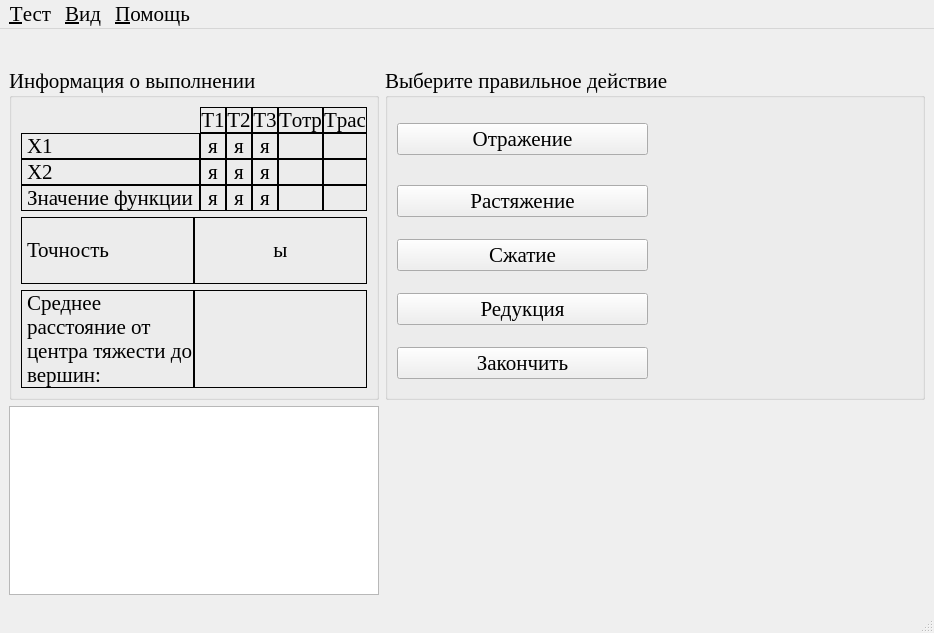
First picture: the form in optimizationmethods/ui/NeMi.ui, repository Eliminationzx/optimizationmethods, before the edit.
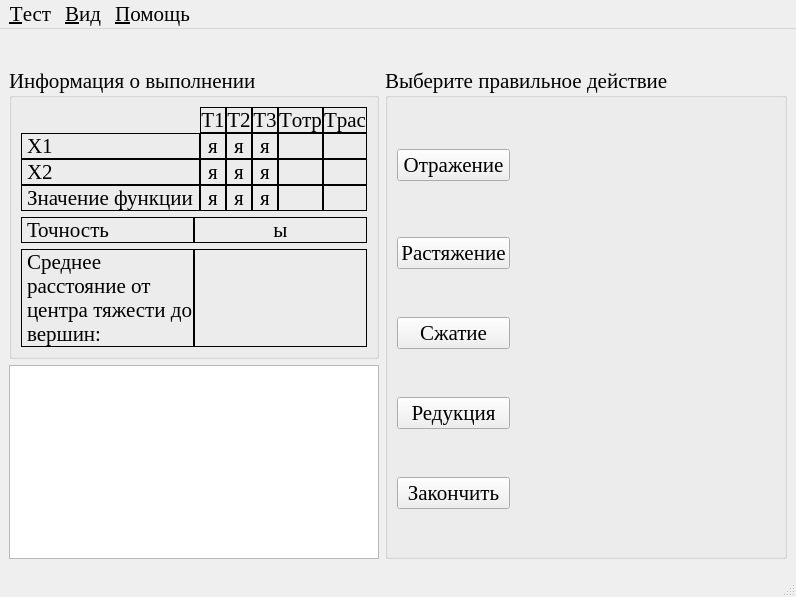
Second picture: the form after the edit. Icons and pictures are not drawn.

Commit message: Поправил компановку виджетов на форме для Нелдора-Мида

Diff of the .ui file:
```diff
--- a/optimizationmethods/ui/NeMi.ui
+++ b/optimizationmethods/ui/NeMi.ui
@@ -9,8 +9,8 @@
    <rect>
     <x>0</x>
     <y>0</y>
-    <width>934</width>
-    <height>633</height>
+    <width>768</width>
+    <height>597</height>
    </rect>
   </property>
   <property name="font">
@@ -27,15 +27,19 @@
     <normaloff>:/icon/icon.bmp</normaloff>:/icon/icon.bmp</iconset>
   </property>
   <widget class="QWidget" name="centralwidget">
-   <layout class="QGridLayout" name="gridLayout_6" columnstretch="1,2" rowminimumheight="0,0,1">
-    <item row="0" column="0" colspan="2">
+   <layout class="QVBoxLayout" name="verticalLayout" stretch="0,1">
+    <item>
      <widget class="QLabel" name="func">
       <property name="alignment">
        <set>Qt::AlignCenter</set>
       </property>
      </widget>
     </item>
-    <item row="1" column="0">
+    <item>
+     <layout class="QHBoxLayout" name="horizontalLayout_5">
+      <item>
+       <layout class="QVBoxLayout" name="verticalLayout_2" stretch="0,1">
+        <item>
      <widget class="QGroupBox" name="groupBox_2">
       <property name="title">
        <string>Информация о выполнении</string>
@@ -464,7 +468,20 @@
       </layout>
      </widget>
     </item>
-    <item row="1" column="1">
+        <item>
+         <widget class="QTextBrowser" name="LogTxtBrsr">
+          <property name="font">
+           <font>
+            <pointsize>14</pointsize>
+           </font>
+          </property>
+         </widget>
+        </item>
+       </layout>
+      </item>
+      <item>
+       <layout class="QVBoxLayout" name="verticalLayout_3" stretch="0">
+        <item>
      <widget class="QGroupBox" name="groupBox_3">
       <property name="title">
        <string>Выберите правильное действие</string>
@@ -472,7 +489,7 @@
       <property name="checkable">
        <bool>false</bool>
       </property>
-      <layout class="QGridLayout" name="gridLayout" columnstretch="1,1">
+          <layout class="QGridLayout" name="gridLayout" columnstretch="0,1">
        <item row="0" column="1" rowspan="5">
         <widget class="QStackedWidget" name="stackedWidget">
          <property name="currentIndex">
@@ -872,14 +889,9 @@
       </layout>
      </widget>
     </item>
-    <item row="2" column="0">
-     <widget class="QTextBrowser" name="LogTxtBrsr">
-      <property name="font">
-       <font>
-        <pointsize>14</pointsize>
-       </font>
-      </property>
-     </widget>
+       </layout>
+      </item>
+     </layout>
     </item>
    </layout>
   </widget>
@@ -888,7 +900,7 @@
     <rect>
      <x>0</x>
      <y>0</y>
-     <width>934</width>
+     <width>768</width>
      <height>30</height>
     </rect>
    </property>
```
Lines whose indentation alone changed are shown as unchanged. The commit also changes 1 other file.
